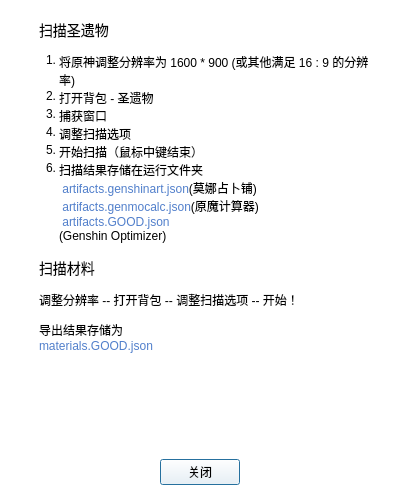
The window that ui_dev/Amenoma_Help_Dialog.ui (daydreaming666/Amenoma) describes before a commit, drawn with Qt 5.
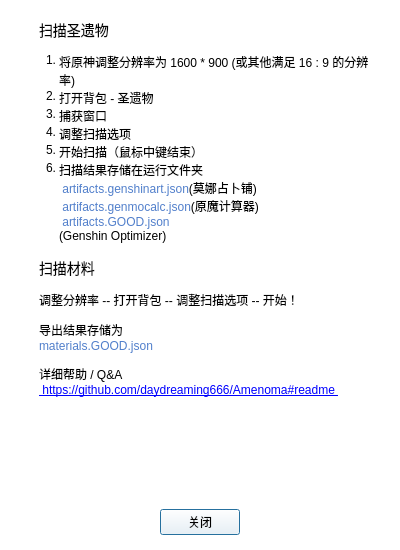
The same window after the commit.

Patch:
```diff
--- a/ui_dev/Amenoma_Help_Dialog.ui
+++ b/ui_dev/Amenoma_Help_Dialog.ui
@@ -7,7 +7,7 @@
     <x>0</x>
     <y>0</y>
     <width>400</width>
-    <height>500</height>
+    <height>550</height>
    </rect>
   </property>
   <property name="palette">
@@ -469,7 +469,8 @@
 &lt;li style=&quot; margin-top:0px; margin-bottom:12px; margin-left:0px; margin-right:0px; -qt-block-indent:0; text-indent:0px;&quot;&gt;扫描结果存储在运行文件夹 &lt;br /&gt; &lt;span style=&quot; color:#517fcb;&quot;&gt;artifacts.genshinart.json&lt;/span&gt;(莫娜占卜铺)&lt;br /&gt; &lt;span style=&quot; color:#517fcb;&quot;&gt;artifacts.genmocalc.json&lt;/span&gt;(原魔计算器)&lt;br /&gt; &lt;span style=&quot; color:#517fcb;&quot;&gt;artifacts.GOOD.json&lt;/span&gt;&lt;br /&gt;(Genshin Optimizer)&lt;/li&gt;&lt;/ol&gt;
 &lt;p style=&quot; margin-top:14px; margin-bottom:12px; margin-left:20px; margin-right:0px; -qt-block-indent:0; text-indent:0px;&quot;&gt;&lt;span style=&quot; font-size:large;&quot;&gt;扫描材料&lt;/span&gt;&lt;/p&gt;
 &lt;p style=&quot; margin-top:12px; margin-bottom:12px; margin-left:20px; margin-right:0px; -qt-block-indent:0; text-indent:0px;&quot;&gt;调整分辨率 -- 打开背包 -- 调整扫描选项 -- 开始！&lt;/p&gt;
-&lt;p style=&quot; margin-top:12px; margin-bottom:12px; margin-left:20px; margin-right:0px; -qt-block-indent:0; text-indent:0px;&quot;&gt;导出结果存储为&lt;br /&gt;&lt;span style=&quot; color:#517fcb;&quot;&gt;materials.GOOD.json&lt;/span&gt;&lt;/p&gt;&lt;/body&gt;&lt;/html&gt;</string>
+&lt;p style=&quot; margin-top:12px; margin-bottom:12px; margin-left:20px; margin-right:0px; -qt-block-indent:0; text-indent:0px;&quot;&gt;导出结果存储为&lt;br /&gt;&lt;span style=&quot; color:#517fcb;&quot;&gt;materials.GOOD.json&lt;/span&gt;&lt;/p&gt;
+&lt;p style=&quot; margin-top:12px; margin-bottom:12px; margin-left:20px; margin-right:0px; -qt-block-indent:0; text-indent:0px;&quot;&gt;详细帮助 / Q&amp;amp;A &lt;br /&gt;&lt;a href=&quot;https://github.com/daydreaming666/Amenoma#readme&quot;&gt;&lt;span style=&quot; text-decoration: underline; color:#0000ff;&quot;&gt; https://github.com/daydreaming666/Amenoma#readme &lt;/span&gt;&lt;/a&gt;&lt;/p&gt;&lt;/body&gt;&lt;/html&gt;</string>
      </property>
     </widget>
    </item>
```
